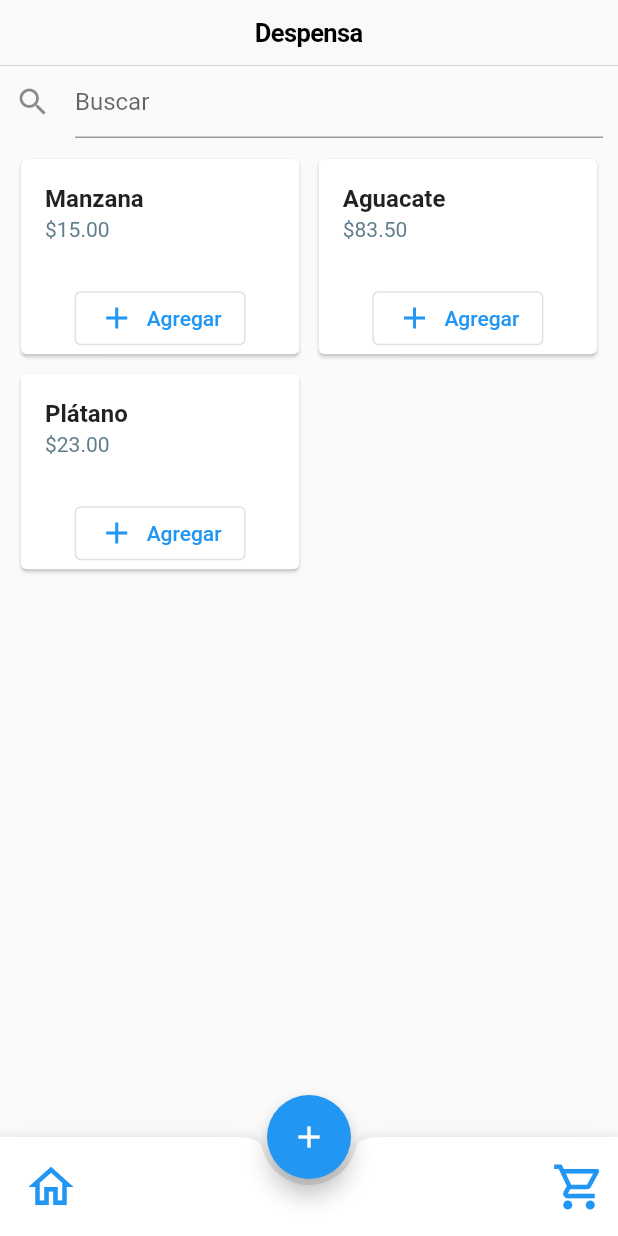
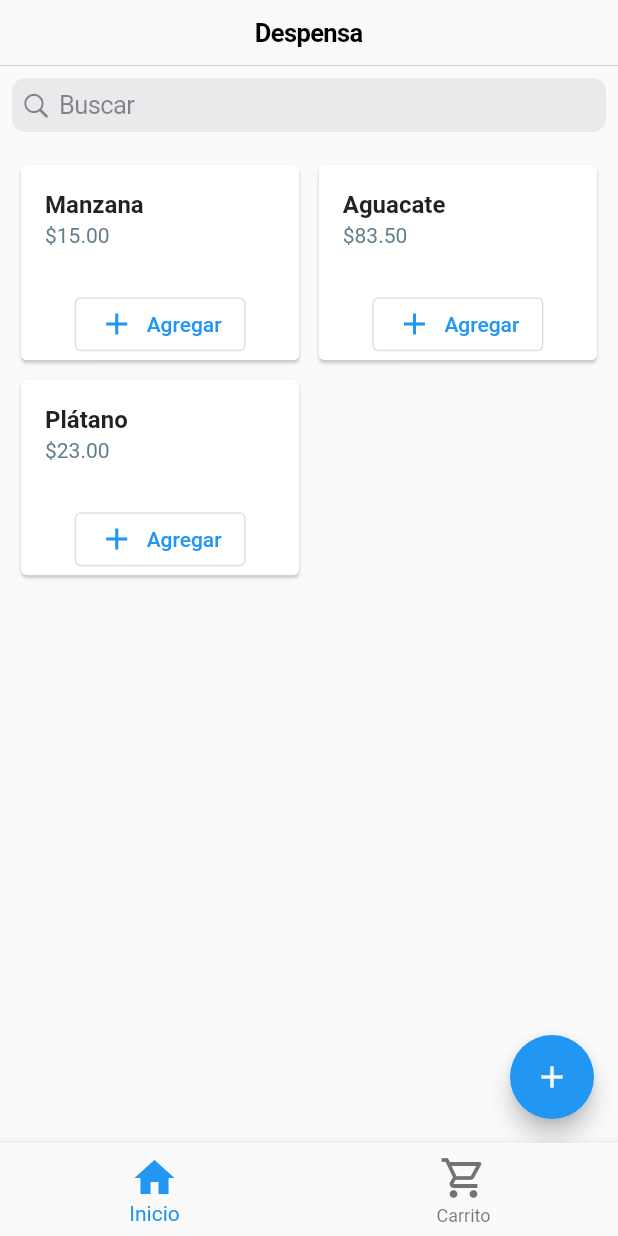
Before and after one commit to MoyaMaker/money_manager, a Flutter app: the screen it shows after launch, on a phone screen of 412 x 824 dp. Run offline on Flutter 3.47's test engine with Material 2 defaults, Android fonts, the light colour scheme and no system bars; our stand-ins replace flutter_mobx, mobx; generated files the repository leaves out were written again.

Commit message:
update ui for navigation, add bottom navigation, app bar

```diff
--- a/lib/main.dart
+++ b/lib/main.dart
@@ -38,9 +38,9 @@ class MyApp extends StatelessWidget {
           Locale('en', ''),
           Locale('es', ''),
         ],
-        initialRoute: 'groceries',
+        initialRoute: '/',
         routes: <String, Widget Function(BuildContext)>{
-          '/': (_) => const HomePage(),
+          // '/': (_) => const HomePage(),
           'expenses': (_) => const ExpensesControlPage(),
           'accounts': (_) => const AccountsPage(),
           'services': (_) => const ServicesPage(),
--- /dev/null
+++ b/lib/modules/groceries/main_groceries.dart
@@ -0,0 +1,101 @@
+import 'package:flutter/material.dart';
+import 'package:flutter_mobx/flutter_mobx.dart';
+import 'package:money_manager/modules/groceries/pages/groceries_page.dart';
+import 'package:money_manager/modules/groceries/pages/groceries_shopping_cart_page.dart';
+import 'package:money_manager/modules/groceries/stores/shopping_cart_store.dart';
+import 'package:provider/provider.dart';
+
+class MainGroceries extends StatefulWidget {
+  const MainGroceries({Key? key}) : super(key: key);
+
+  @override
+  State<MainGroceries> createState() => _MainGroceriesState();
+}
+
+class _MainGroceriesState extends State<MainGroceries> {
+  late PageController _pageController;
+
+  int _activePage = 0;
+
+  late ShoppingCartStore _shoppingCartStore;
+
+  @override
+  void initState() {
+    super.initState();
+
+    _pageController = PageController();
+  }
+
+  @override
+  void dispose() {
+    super.dispose();
+
+    _pageController.dispose();
+  }
+
+  @override
+  Widget build(BuildContext context) {
+    _shoppingCartStore = Provider.of<ShoppingCartStore>(context, listen: false);
+    return WillPopScope(
+      onWillPop: () async {
+        // Prevent close app in other page different to home
+        if (_activePage != 0) {
+          _pageController.jumpTo(0);
+          return false;
+        }
+
+        return true;
+      },
+      child: Scaffold(
+        bottomNavigationBar: BottomNavigationBar(
+            currentIndex: _activePage,
+            onTap: (value) => setState(() => _pageController.jumpToPage(value)),
+            iconSize: 32.0,
+            items: [
+              BottomNavigationBarItem(
+                  icon: _activePage == 0
+                      ? const Icon(Icons.home)
+                      : const Icon(Icons.home_outlined),
+                  label: 'Inicio'),
+              BottomNavigationBarItem(icon: _shoppingCart(), label: 'Carrito'),
+            ]),
+        body: PageView(
+          controller: _pageController,
+          physics: const NeverScrollableScrollPhysics(),
+          onPageChanged: (value) => setState(() => _activePage = value),
+          children: const [GroceriesPage(), GroceriesShoppingCartPage()],
+        ),
+      ),
+    );
+  }
+
+  Widget _shoppingCart() {
+    return Stack(alignment: Alignment.center, children: [
+      Icon(
+          _activePage == 1 ? Icons.shopping_cart : Icons.shopping_cart_outlined,
+          semanticLabel: 'Shopping cart'),
+      Positioned(
+          top: 0.0,
+          right: 0.0,
+          child: Observer(
+            builder: (_) => Visibility(
+                visible: _shoppingCartStore.hasItems,
+                child: Container(
+                  padding: const EdgeInsets.all(1),
+                  alignment: Alignment.center,
+                  constraints: const BoxConstraints(
+                    minWidth: 16.0,
+                    minHeight: 16.0,
+                  ),
+                  decoration: BoxDecoration(
+                      color: Colors.red,
+                      borderRadius: BorderRadius.circular(10.0)),
+                  child: Text(_shoppingCartStore.countItems.toString(),
+                      style:
+                          const TextStyle(fontSize: 8.0, color: Colors.white),
+                      textAlign: TextAlign.center),
+                )),
+          ))
+    ]);
+  }
+}
--- a/lib/modules/groceries/groceries_page.dart
+++ b/lib/modules/groceries/pages/groceries_page.dart
@@ -6,8 +6,6 @@ import 'package:money_manager/modules/groceries/stores/cart_item_store.dart';
 import 'package:money_manager/modules/groceries/widgets/form_cart_item_widget.dart';
 import 'package:money_manager/modules/groceries/stores/grocery_item_store.dart';
 import 'package:money_manager/modules/groceries/stores/shopping_cart_store.dart';
-
-import 'widgets/bottom_navigation_bar_widget.dart';
 
 class GroceriesPage extends StatelessWidget {
   const GroceriesPage({Key? key}) : super(key: key);
@@ -20,6 +18,8 @@ class GroceriesPage extends StatelessWidget {
     _shoppingCartStore = Provider.of<ShoppingCartStore>(context, listen: false);
     _groceryListStore = Provider.of<GroceryListStore>(context, listen: false);
 
+    final _searchTextController = TextEditingController();
+
     return Scaffold(
       appBar: const CupertinoNavigationBar(
         middle: Text('Despensa'),
@@ -28,22 +28,19 @@ class GroceriesPage extends StatelessWidget {
         child: const Icon(Icons.add),
         onPressed: () => Navigator.pushNamed(context, 'groceries/new-product'),
       ),
-      floatingActionButtonLocation: FloatingActionButtonLocation.centerDocked,
-      bottomNavigationBar: const GroceriesBottomNavigation(),
       body: Column(
         children: [
+          // Search bar
           Padding(
-            padding: const EdgeInsets.symmetric(horizontal: 10.0),
-            child: TextField(
+            padding: const EdgeInsets.all(8.0),
+            child: CupertinoSearchTextField(
               onChanged: (String value) =>
                   _groceryListStore.setSearchQuery(value),
-              decoration: const InputDecoration(
-                  contentPadding:
-                      EdgeInsets.symmetric(horizontal: 0.0, vertical: 5.0),
-                  hintText: 'Buscar',
-                  icon: Icon(Icons.search)),
+              controller: _searchTextController,
+              placeholder: 'Buscar',
             ),
           ),
+          // Items list view
           Expanded(
               child: SizedBox(
                   width: double.infinity,
--- a/lib/modules/groceries/pages/groceries_payment_page.dart
+++ b/lib/modules/groceries/pages/groceries_payment_page.dart
@@ -14,8 +14,6 @@ class GroceriesPaymentPage extends StatelessWidget {
 
   @override
   Widget build(BuildContext context) {
-    _shoppingCartStore.initBuy();
-
     _shoppingCartStore = Provider.of<ShoppingCartStore>(context, listen: false);
 
     _storeNameController =
@@ -70,8 +68,9 @@ class GroceriesPaymentPage extends StatelessWidget {
                         ? () {
                             // TODO: Save this in store
                             _shoppingCartStore.cleanCart();
+                            _storeNameController.clear();
                             Navigator.pushNamedAndRemoveUntil(
-                                context, 'groceries', (route) => false);
+                                context, '/', (route) => false);
                           }
                         : null,
                     child: const Text('Guardar',
--- a/lib/modules/groceries/routes/routes.dart
+++ b/lib/modules/groceries/routes/routes.dart
@@ -1,11 +1,13 @@
 import 'package:flutter/material.dart';
+import 'package:money_manager/modules/groceries/main_groceries.dart';
 import 'package:money_manager/modules/groceries/pages/groceries_new_product_page.dart';
 import 'package:money_manager/modules/groceries/pages/groceries_payment_page.dart';
 
-import '../groceries_page.dart';
+import '../pages/groceries_page.dart';
 import '../pages/groceries_shopping_cart_page.dart';
 
 final groceriesRoutes = <String, Widget Function(BuildContext)>{
+  '/': (_) => const MainGroceries(),
   'groceries': (_) => const GroceriesPage(),
   'groceries/shopping-cart': (_) => const GroceriesShoppingCartPage(),
   'groceries/new-product': (_) => const GroceriesNewProductPage(),
--- a/lib/modules/groceries/stores/shopping_cart_store.dart
+++ b/lib/modules/groceries/stores/shopping_cart_store.dart
@@ -12,10 +12,10 @@ abstract class _ShoppingCartStore with Store {
   ObservableList<CartItemStore> items = ObservableList.of([]);
 
   @observable
-  late DateTime buyDate;
+  DateTime buyDate = DateTime.now();
 
   @observable
-  late String storeName;
+  String storeName = '';
 
   @computed
   bool get hasItems => items.isNotEmpty;
@@ -79,12 +79,6 @@ abstract class _ShoppingCartStore with Store {
   void removeItem(CartItemStore cartItem) => items.remove(cartItem);
 
   @action
-  void initBuy() {
-    setBuyDate(DateTime.now());
-    setStoreName('');
-  }
-
-  @action
   void setBuyDate(DateTime value) => buyDate = value;
 
   @action
@@ -93,5 +87,7 @@ abstract class _ShoppingCartStore with Store {
   @action
   void cleanCart() {
     items = items = ObservableList.of([]);
+    storeName = '';
+    buyDate = DateTime.now();
   }
 }
--- a/lib/modules/groceries/widgets/bottom_navigation_bar_widget.dart
+++ /dev/null
@@ -1,79 +0,0 @@
-import 'package:flutter/material.dart';
-import 'package:flutter_mobx/flutter_mobx.dart';
-import 'package:provider/provider.dart';
-
-import 'package:money_manager/modules/groceries/stores/shopping_cart_store.dart';
-
-class GroceriesBottomNavigation extends StatelessWidget {
-  const GroceriesBottomNavigation({Key? key}) : super(key: key);
-
-  static late ShoppingCartStore _shoppingCartStore;
-
-  final double _iconSize = 36.0;
-  final Color _iconColor = Colors.blue;
-
-  @override
-  Widget build(BuildContext context) {
-    _shoppingCartStore = Provider.of<ShoppingCartStore>(context, listen: false);
-
-    return SizedBox(
-      height: 66.0,
-      child: BottomAppBar(
-          shape: const CircularNotchedRectangle(),
-          child: Padding(
-            padding: const EdgeInsets.symmetric(horizontal: 8.0),
-            child: Row(
-                mainAxisSize: MainAxisSize.max,
-                mainAxisAlignment: MainAxisAlignment.spaceBetween,
-                children: [
-                  navigationItem(
-                      icon: const Icon(Icons.home_outlined,
-                          semanticLabel: 'Home')),
-                  shoppingCart(context),
-                ]),
-          )),
-    );
-  }
-
-  Widget navigationItem({required Icon icon}) {
-    return IconButton(
-        icon: icon, iconSize: _iconSize, color: _iconColor, onPressed: () {});
-  }
-
-  Widget shoppingCart(BuildContext context) {
-    return SizedBox(
-      height: 66.0,
-      child: InkResponse(
-        onTap: () => Navigator.pushNamed(context, 'groceries/shopping-cart'),
-        child: Stack(alignment: Alignment.center, children: [
-          Icon(Icons.shopping_cart_outlined,
-              size: _iconSize,
-              color: _iconColor,
-              semanticLabel: 'Shopping cart'),
-          Positioned(
-              top: 10.0,
-              right: 0.0,
-              child: Observer(
-                builder: (_) => Visibility(
-                  visible: _shoppingCartStore.hasItems,
-                  child: Container(
-                      width: 20.0,
-                      height: 20.0,
-                      alignment: Alignment.center,
-                      padding: const EdgeInsets.all(3.0),
-                      decoration: const BoxDecoration(
-                          color: Colors.red,
-                          borderRadius:
-                              BorderRadius.all(Radius.circular(15.0))),
-                      child: Text(_shoppingCartStore.countItems.toString(),
-                          style: const TextStyle(
-                              fontSize: 12.0,
-                              fontWeight: FontWeight.bold,
-                              color: Colors.white))),
-                ),
-              ))
-        ]),
-      ),
-    );
-  }
-}
```
Also changed, not shown: lib/modules/groceries/stores/shopping_cart_store.g.dart.
